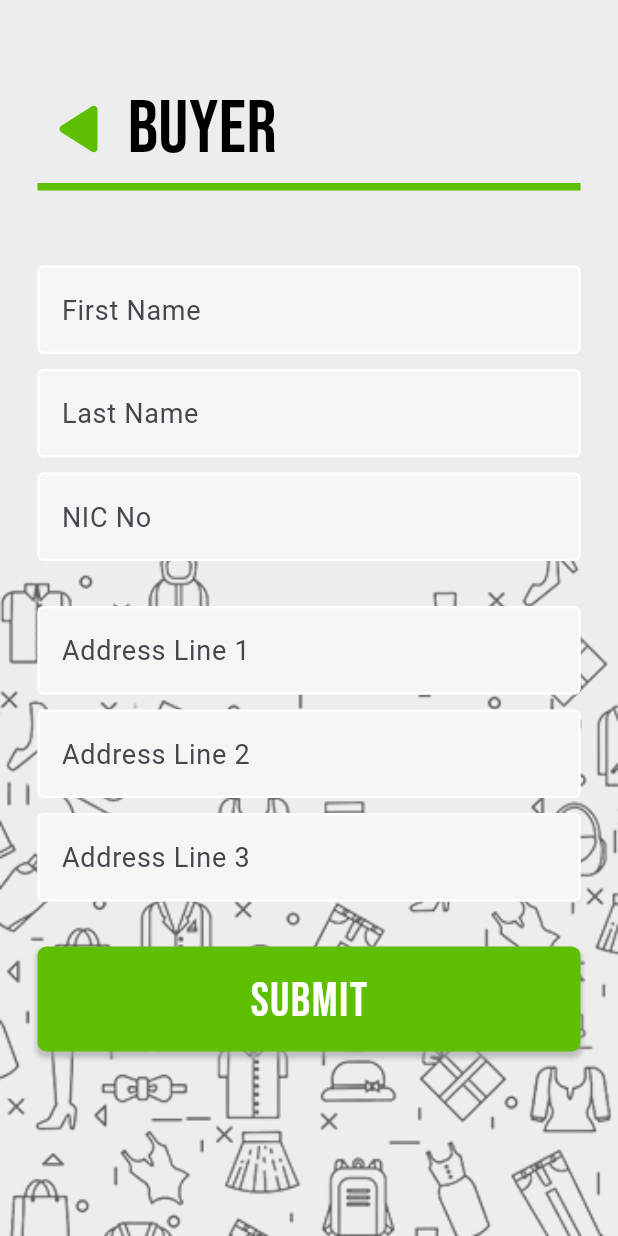
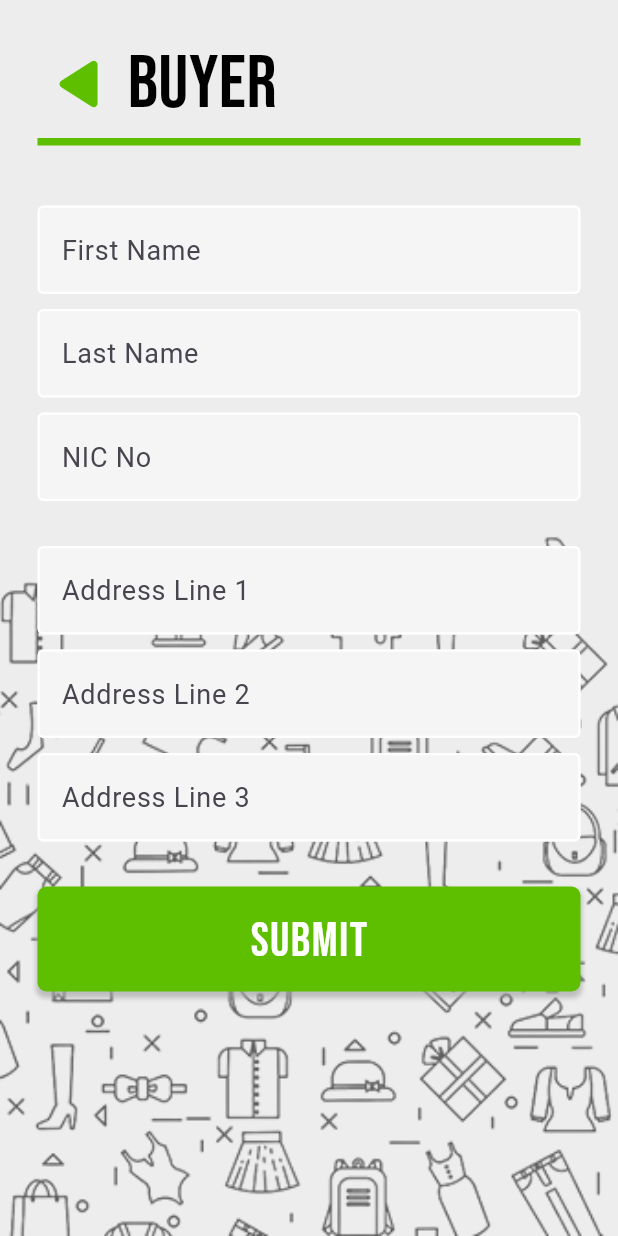
Before and after one commit to soiz11/smart-fiton, a Flutter app: the AsBuyer screen opened directly, on a phone screen of 412 x 824 dp. Run offline on Flutter 3.47's test engine with Material 3 defaults, Android fonts, the phone set to English and light mode, and no system bars; our stand-ins replace cached_network_image, cloud_firestore, curved_navigation_bar, firebase_auth, firebase_core, flutter_styled_toast and 1 more; accounts and stored records are empty.

Commit message:
final ui changes done

```diff
--- a/lib/views/authentication/as_buyer.dart
+++ b/lib/views/authentication/as_buyer.dart
@@ -66,8 +66,6 @@ class _AsBuyerState extends State<AsBuyer> {
                           key: _formKey,
                           child: Column(
                             children: [
-                              const SizedBox(height: 30),
-
                               //header
                               RegHeading(
                                 headerText: "BUYER",
@@ -85,7 +83,7 @@ class _AsBuyerState extends State<AsBuyer> {
                                 },
                               ),
 
-                              const SizedBox(height: 50),
+                              const SizedBox(height: 40),
 
                               //form feild
                               CustomTextField(
--- a/lib/views/authentication/as_seller.dart
+++ b/lib/views/authentication/as_seller.dart
@@ -69,8 +69,6 @@ class _AsSellerState extends State<AsSeller> {
                           key: _formKey,
                           child: Column(
                             children: [
-                              const SizedBox(height: 30),
-
                               //header
                               RegHeading(
                                 headerText: "SELLER",
@@ -88,7 +86,7 @@ class _AsSellerState extends State<AsSeller> {
                                 },
                               ),
 
-                              const SizedBox(height: 50),
+                              const SizedBox(height: 40),
 
                               //form feilds
                               CustomTextField(
```
